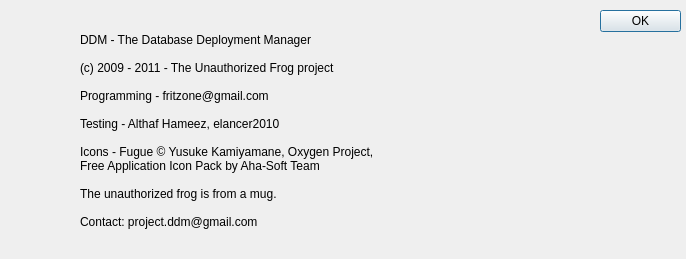
Before: the Qt Designer form AboutBoxDialog.ui in fritzone/ddm, drawn with Qt 5.
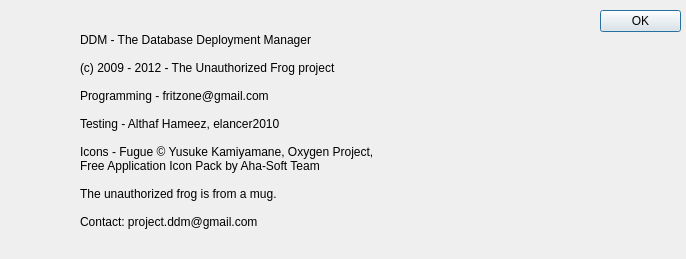
After: the same form once the commit is applied. Icons and pictures are not drawn.

```diff
--- a/AboutBoxDialog.ui
+++ b/AboutBoxDialog.ui
@@ -69,7 +69,7 @@
    <property name="text">
     <string>DDM - The Database Deployment Manager
 
-(c) 2009 - 2011 - The Unauthorized Frog project
+(c) 2009 - 2012 - The Unauthorized Frog project
 
 Programming - fritzone@gmail.com
 
```
